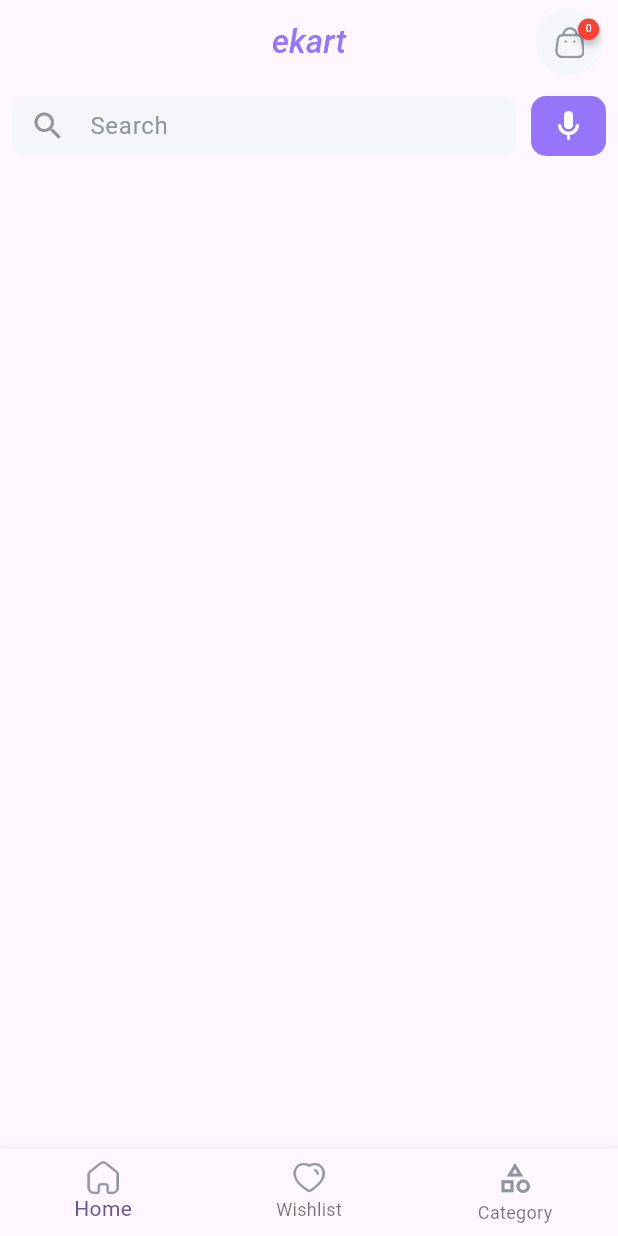
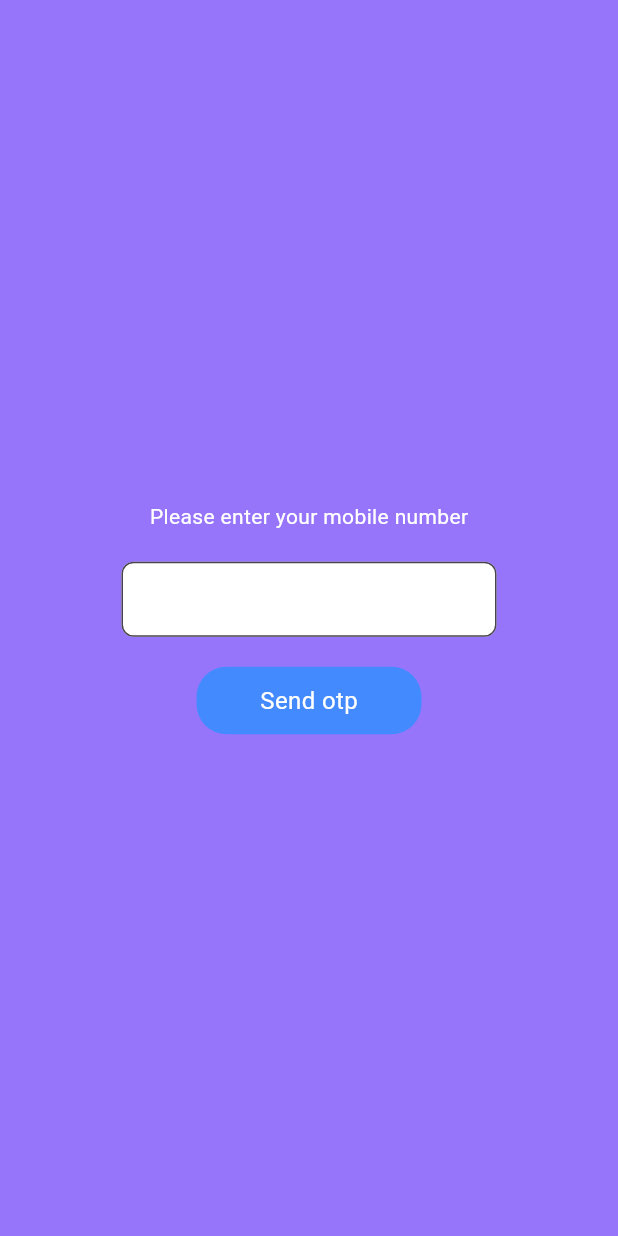
Before and after one commit to Akshaykakkodi/eKart, a Flutter app: the screen it shows after launch, on a phone screen of 412 x 824 dp. Run offline on Flutter 3.47's test engine with Material 3 defaults, Android fonts, the phone set to English and light mode, and no system bars; drawn by our look-alikes of badges; our stand-ins replace dio, firebase_auth, firebase_core, lottie; accounts and stored records are empty.

```diff
--- /dev/null
+++ b/lib/login/view/login_screen.dart
@@ -0,0 +1,61 @@
+import 'package:ekart/constants/app_constants.dart';
+import 'package:ekart/login/controller/login_controller.dart';
+import 'package:flutter/material.dart';
+import 'package:provider/provider.dart';
+
+class LoginSCreen extends StatelessWidget {
+  const LoginSCreen({super.key});
+
+  @override
+  Widget build(BuildContext context) {
+    TextEditingController phoneNumberCntrl=TextEditingController();
+    return  Scaffold(
+      backgroundColor: primaryColor,
+      body: SafeArea(
+        child:Provider.of<LoginController>(context).isSendingCode?const Center(child: CircularProgressIndicator(),):
+        Column(
+          mainAxisAlignment: MainAxisAlignment.center,
+
+          children: [
+
+           const Text("Please enter your mobile number",style: TextStyle(color: Colors.white),),
+            const SizedBox(height: 20,),
+            Center(
+              child: TextFormField(
+                controller: phoneNumberCntrl,
+                keyboardType: TextInputType.phone,
+                decoration: InputDecoration(
+                  filled: true,
+                  fillColor: Colors.white,
+                  constraints:const BoxConstraints(
+                    maxHeight: 50,
+                    maxWidth: 250
+                  ),
+                  border: OutlineInputBorder(
+                    borderRadius: BorderRadius.circular(8),
+                  )
+                ),
+              ),
+            ),
+            const SizedBox(height: 20,),
+
+            InkWell(
+              onTap: () {
+               Provider.of<LoginController>(context,listen: false).verifyPhoneNumber(phoneNumberCntrl.text, context);
+              },
+              child: Container(
+                height: 45,
+                width: 150,
+                decoration: BoxDecoration(
+                  borderRadius: BorderRadius.circular(20),
+                  color: Colors.blueAccent
+                ),
+                child:const Center(child: Text("Send otp",style: TextStyle(color: Colors.white,fontSize: 16),)),
+              ),
+            )
+          ],
+        ),
+      ),
+    );
+  }
+}
--- a/lib/products/view/electronics_screen.dart
+++ b/lib/products/view/electronics_screen.dart
@@ -19,6 +19,7 @@ class ElectronicsScreen extends StatelessWidget {
           builder: (context, value, child) => SizedBox(
         child: GridView.builder(
           itemCount: value.electronicsItems.length,
+          physics:const BouncingScrollPhysics(),
           gridDelegate: const SliverGridDelegateWithFixedCrossAxisCount(
               crossAxisCount: 2,
               childAspectRatio: 3 / 5,
--- a/lib/products/view/jwellery_screen.dart
+++ b/lib/products/view/jwellery_screen.dart
@@ -20,6 +20,7 @@ class JwelleryScreen extends StatelessWidget {
           builder: (context, value, child) => SizedBox(
         child: GridView.builder(
           itemCount: value.jewlleryItems.length,
+          physics:const BouncingScrollPhysics(),
           gridDelegate: const SliverGridDelegateWithFixedCrossAxisCount(
               crossAxisCount: 2,
               childAspectRatio: 3 / 5,
--- a/lib/splash_screen.dart
+++ b/lib/splash_screen.dart
@@ -1,5 +1,5 @@
 import 'package:ekart/constants/app_constants.dart';
-import 'package:ekart/products/view/home.dart';
+import 'package:ekart/login/view/login_screen.dart';
 import 'package:flutter/material.dart';
 import 'package:lottie/lottie.dart';
 
@@ -12,7 +12,7 @@ class SplashScreen extends StatelessWidget {
         .then((value) => Navigator.pushReplacement(
             context,
             MaterialPageRoute(
-              builder: (context) => const Home(),
+              builder: (context) => const LoginSCreen(),
             )));
     return Scaffold(
       backgroundColor: primaryColor,
--- a/pubspec.yaml
+++ b/pubspec.yaml
@@ -42,6 +42,8 @@ dependencies:
   badges: ^3.1.2
   collapsible_app_bar: ^0.1.4
   shimmer: ^3.0.0
+  firebase_auth: ^4.16.0
+  firebase_core:
 
 dev_dependencies:
   flutter_test:
```
Also changed, not shown: lib/login/controller/login_controller.dart (added, +87 -0 lines), lib/login/view/otp_verification_screen.dart (added, +85 -0 lines), lib/main.dart (+24 -7 lines), pubspec.lock, 6 other files.
